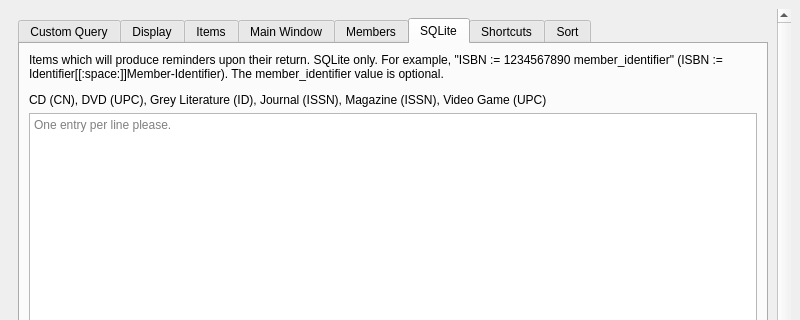
First picture: the form in UI/biblioteq_otheroptions.ui, repository textbrowser/biblioteq, before the edit; both pictures show x 0 to 800 and y 0 to 320 of the 800 by 800 pixel window.
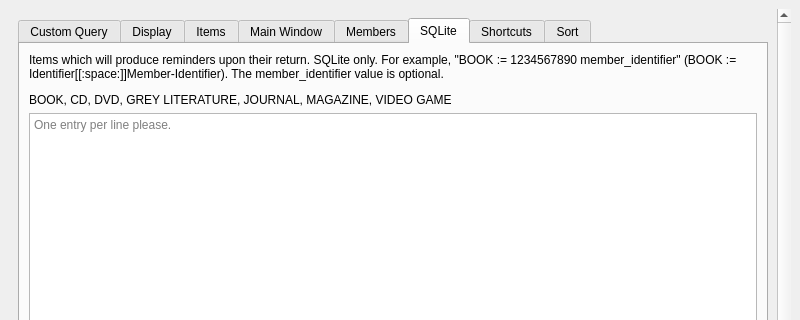
Second picture: the form after the edit. The open tabs and pages were chosen to show the change. Icons and pictures are not drawn. Custom widgets are drawn as their Qt base class.

What changed in the file:
```diff
--- a/UI/biblioteq_otheroptions.ui
+++ b/UI/biblioteq_otheroptions.ui
@@ -754,7 +754,7 @@
             <item>
              <widget class="QLabel" name="label_17">
               <property name="text">
-               <string>&lt;html&gt;&lt;head/&gt;&lt;body&gt;&lt;p&gt;Items which will produce reminders upon their return. SQLite only. For example, &amp;quot;ISBN := 1234567890 member_identifier&amp;quot; (ISBN := Identifier[[:space:]]Member-Identifier). The member_identifier value is optional.&lt;/p&gt;&lt;p&gt;CD (CN), DVD (UPC), Grey Literature (ID), Journal (ISSN), Magazine (ISSN), Video Game (UPC)&lt;/p&gt;&lt;/body&gt;&lt;/html&gt;</string>
+               <string>&lt;html&gt;&lt;head/&gt;&lt;body&gt;&lt;p&gt;Items which will produce reminders upon their return. SQLite only. For example, &amp;quot;BOOK := 1234567890 member_identifier&amp;quot; (BOOK := Identifier[[:space:]]Member-Identifier). The member_identifier value is optional.&lt;/p&gt;&lt;p&gt;BOOK, CD, DVD, GREY LITERATURE, JOURNAL, MAGAZINE, VIDEO GAME&lt;/p&gt;&lt;/body&gt;&lt;/html&gt;</string>
               </property>
               <property name="wordWrap">
                <bool>true</bool>
```
